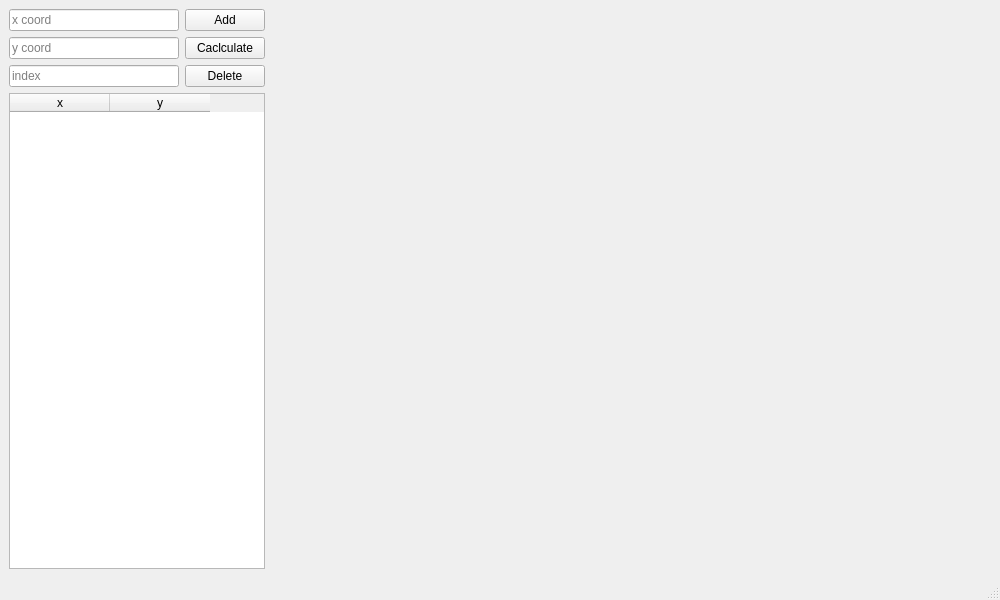
Qt form lab_01/mainwindow.ui (xanderkov/ics7-CG) before a commit.
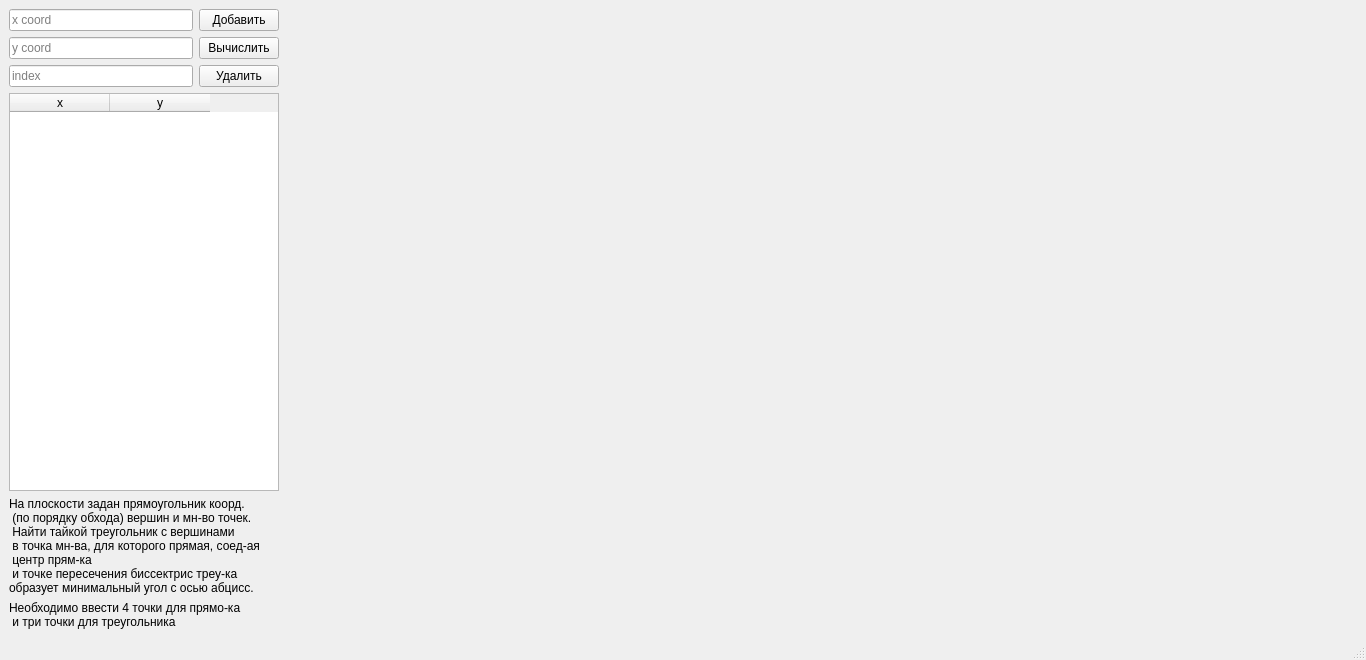
The same form after that commit.

```diff
--- a/lab_01/mainwindow.ui
+++ b/lab_01/mainwindow.ui
@@ -6,20 +6,20 @@
    <rect>
     <x>0</x>
     <y>0</y>
-    <width>1000</width>
-    <height>600</height>
+    <width>1366</width>
+    <height>660</height>
    </rect>
   </property>
   <property name="minimumSize">
    <size>
-    <width>1000</width>
-    <height>600</height>
+    <width>1366</width>
+    <height>660</height>
    </size>
   </property>
   <property name="maximumSize">
    <size>
-    <width>1280</width>
-    <height>700</height>
+    <width>1366</width>
+    <height>768</height>
    </size>
   </property>
   <property name="windowTitle">
@@ -41,7 +41,7 @@
         <item>
          <widget class="QPushButton" name="addButton">
           <property name="text">
-           <string>Add</string>
+           <string>Добавить</string>
           </property>
          </widget>
         </item>
@@ -59,7 +59,7 @@
         <item>
          <widget class="QPushButton" name="calcButton">
           <property name="text">
-           <string>Caclculate</string>
+           <string>Вычислить</string>
           </property>
          </widget>
         </item>
@@ -77,7 +77,7 @@
         <item>
          <widget class="QPushButton" name="delButton">
           <property name="text">
-           <string>Delete</string>
+           <string>Удалить</string>
           </property>
          </widget>
         </item>
@@ -103,6 +103,27 @@
         </column>
        </widget>
       </item>
+      <item>
+       <widget class="QLabel" name="label">
+        <property name="text">
+         <string>На плоскости задан прямоугольник коорд.
+ (по порядку обхода) вершин и мн-во точек.
+ Найти тайкой треугольник с вершинами 
+ в точка мн-ва, для которого прямая, соед-ая
+ центр прям-ка
+ и точке пересечения биссектрис треу-ка
+образует минимальный угол с осью абцисс.</string>
+        </property>
+       </widget>
+      </item>
+      <item>
+       <widget class="QLabel" name="label_2">
+        <property name="text">
+         <string>Необходимо ввести 4 точки для прямо-ка
+ и три точки для треугольника</string>
+        </property>
+       </widget>
+      </item>
      </layout>
     </item>
     <item>
```
